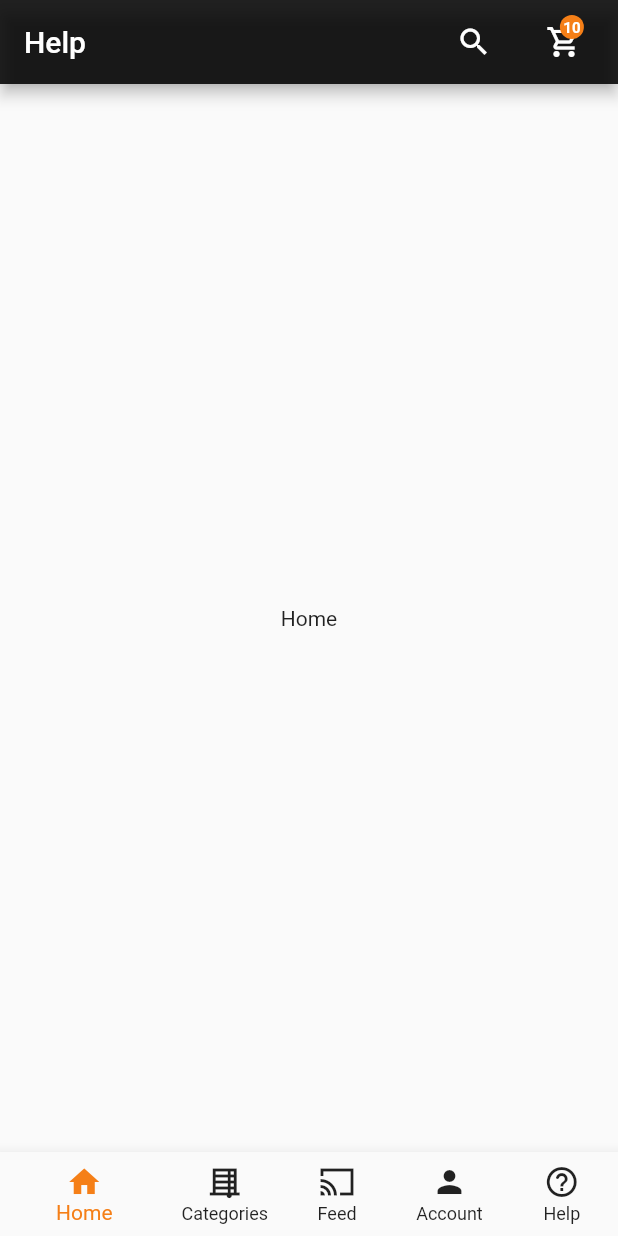
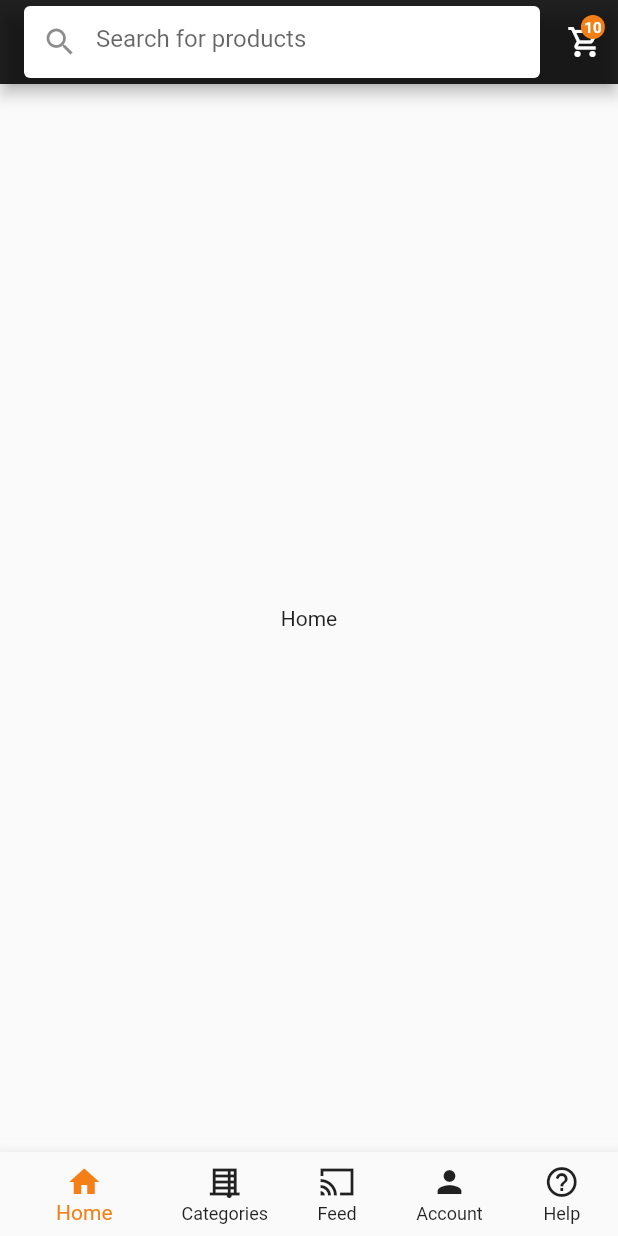
Before and after one commit to eoeefosa/zcommerce, a Flutter app: the screen it shows after launch, on a phone screen of 412 x 824 dp. Run offline on Flutter 3.47's test engine with Material 2 defaults, Android fonts, the light colour scheme and no system bars.

Commit message:
made single appBar in screen

```diff
--- a/lib/view/screen.dart
+++ b/lib/view/screen.dart
@@ -4,6 +4,8 @@ import 'package:zcommerce/view/categories.dart';
 import 'package:zcommerce/view/feed.dart';
 import 'package:zcommerce/view/help.dart';
 import 'package:zcommerce/view/homescreen.dart';
+import 'package:zcommerce/widgets/searchcontainer.dart';
+import 'package:zcommerce/widgets/searchwidget.dart';
 
 import '../widgets/cartwidget.dart';
 
@@ -31,25 +33,32 @@ class _ScreenState extends State<Screens> {
     });
   }
 
-  String _getTitle(int index) {
-    String name = 'Home';
-    switch (index) {
-      case 0:
-        name = 'why';
-      case 1:
-        name = 'Category';
-        return name;
-    }
-
-    return name;
-  }
+  static List<String> screenTitles = [
+    'Home',
+    'Categories',
+    'Feed',
+    'Account',
+    'Help',
+  ];
 
   @override
   Widget build(BuildContext context) {
     return Scaffold(
-      appBar: AppBar(
+      appBar: _selectedIndex < 2
+          ? AppBar(
               backgroundColor: Colors.black87,
-        title: const Text("Help"),
+              title: SearchContainer(
+                onSearch: (search) {},
+              ),
+              actions: const [
+                // SizedBox(width: 8),
+                CartWiget(count: 10),
+                SizedBox(width: 8)
+              ],
+            )
+          : AppBar(
+              backgroundColor: Colors.black87,
+              title: Text(screenTitles[_selectedIndex]),
               actions: [
                 IconButton(onPressed: () {}, icon: const Icon(Icons.search)),
                 const SizedBox(width: 16),
--- a/lib/widgets/cartwidget.dart
+++ b/lib/widgets/cartwidget.dart
@@ -13,7 +13,7 @@ class CartWiget extends StatelessWidget {
       children: [
         const Center(
           child: Padding(
-            padding: EdgeInsets.all(8.0),
+            padding: EdgeInsets.all(2.0),
             child: Icon(
               Icons.shopping_cart_outlined,
               // TODO : USING STYLE FOR OUTSIDE TO SET THE DEFAULT VALUES
@@ -25,7 +25,7 @@ class CartWiget extends StatelessWidget {
         count == 0
             ? Container()
             : Positioned(
-                right: 6,
+                right: 0,
                 top: 10,
                 child: Container(
                   // padding: const EdgeInsets.all(2),
--- /dev/null
+++ b/lib/widgets/searchcontainer.dart
@@ -0,0 +1,48 @@
+import 'package:flutter/material.dart';
+
+class SearchContainer extends StatelessWidget {
+  final TextEditingController controller = TextEditingController();
+  final Function(String) onSearch;
+
+  SearchContainer({super.key, required this.onSearch});
+
+  @override
+  Widget build(BuildContext context) {
+    return Container(
+      decoration: BoxDecoration(
+        color: Colors.white,
+        borderRadius: BorderRadius.circular(4.0),
+        // boxShadow: [
+        // BoxShadow(
+        // color: Colors.grey.withOpacity(0.3),
+        // spreadRadius: 1,
+        // blurRadius: 2,
+        // offset: const Offset(0, 2),
+        // ),
+        // ],
+      ),
+      child: Row(
+        children: [
+          Expanded(
+            child: TextField(
+              controller: controller,
+              onSubmitted: onSearch,
+              decoration: const InputDecoration(
+                hintText: 'Search for products',
+                border: InputBorder.none,
+                prefixIcon:
+                    Icon(Icons.search), // Add the search icon as a prefix icon
+              ),
+            ),
+          ),
+          IconButton(
+            icon: const Icon(Icons.search),
+            onPressed: () {
+              onSearch(controller.text);
+            },
+          ),
+        ],
+      ),
+    );
+  }
+}
```
Also changed, not shown: lib/widgets/searchwidget.dart (added, +33 -0 lines). Lines whose indentation alone changed are shown as unchanged.
